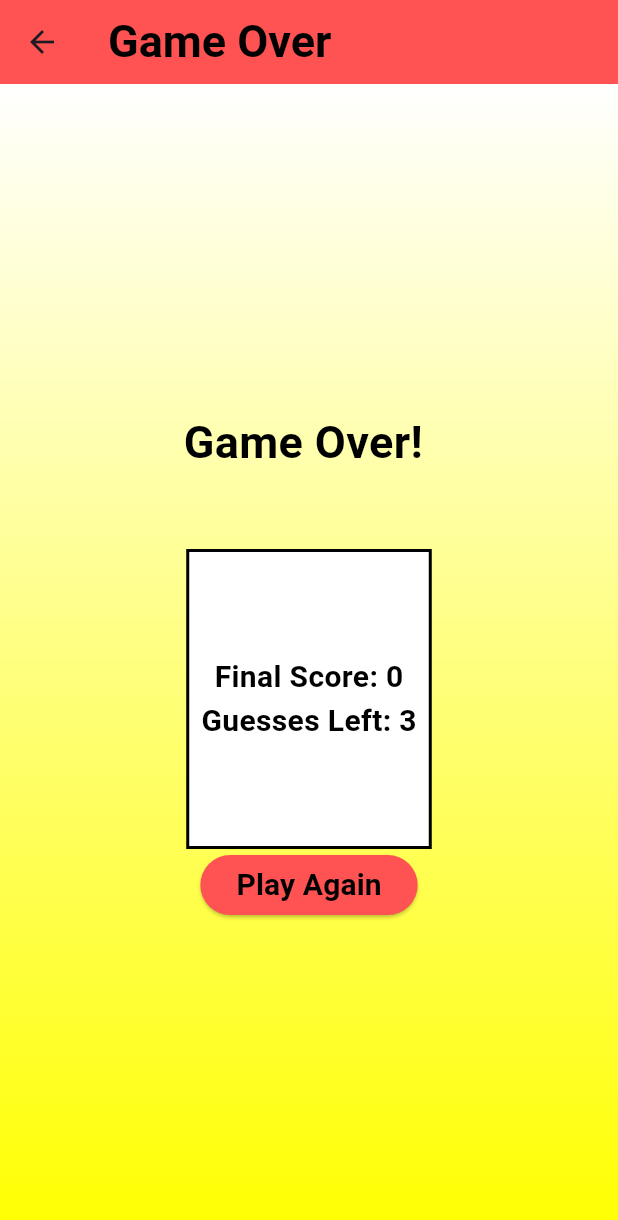
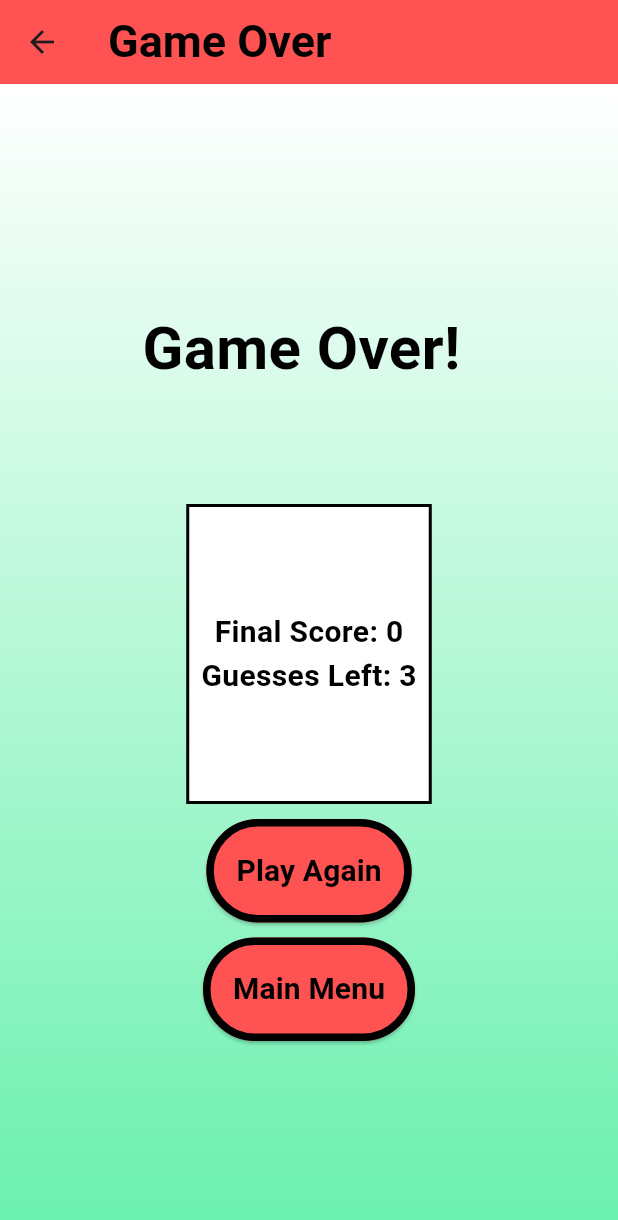
Before and after one commit to dmp6511/Perry_KnowYourFlags, a Flutter app: the GameOverPage screen opened directly, on a phone screen of 412 x 824 dp. Shown: the top 1220 px of the screen. Run offline on Flutter 3.47's test engine with Material 3 defaults, Android fonts, the phone set to English and light mode, and no system bars; network calls fail.

Commit message:
page styles

```diff
--- a/lib/game.dart
+++ b/lib/game.dart
@@ -286,7 +286,7 @@ class _GamePageState extends State<GamePage> {
                 ),
               );
             },
-            child: const Text('Game over!'),
+            child: const Text('End Game'),
           ),
 
         ],
--- a/lib/gameOver.dart
+++ b/lib/gameOver.dart
@@ -39,7 +39,7 @@ class _GameOverPageState extends State<GameOverPage> {
           gradient: LinearGradient(
             begin: Alignment.bottomCenter,
             end: Alignment.topCenter,
-            colors: [Colors.yellowAccent, Colors.white],
+            colors: [Colors.greenAccent, Colors.white],
           ),
         ),
         child: Column(
@@ -47,12 +47,12 @@ class _GameOverPageState extends State<GameOverPage> {
           children: [
             Container(
               alignment: Alignment.center,
-              height: 100,
+              height: 150,
               child: Text(
                 "Game Over! \n",
                 style: TextStyle(
                   color: Colors.black,
-                  fontSize: 30.0,
+                  fontSize: 40.0,
                   fontWeight: FontWeight.bold,
                 ),
               ),
@@ -89,6 +89,8 @@ class _GameOverPageState extends State<GameOverPage> {
                 ],
               ),
             ),
+
+            SizedBox(height: 10),
             ElevatedButton(
               onPressed: () {
                 Navigator.push(
@@ -110,9 +112,39 @@ class _GameOverPageState extends State<GameOverPage> {
                 ),
               ),
               style: ElevatedButton.styleFrom(
-                primary: Colors.redAccent,
+                padding: EdgeInsets.all(20),
+                backgroundColor: Colors.redAccent,
+                side: BorderSide(
+                  color: Colors.black,
+                  width: 5.0,
+                ),
               ),
             ),
+
+            SizedBox(height: 10),
+
+            ElevatedButton(
+              onPressed: () {
+                Navigator.pop(context);
+              },
+              child: Text(
+                'Main Menu',
+                style: TextStyle(
+                  color: Colors.black,
+                  fontSize: 20.0,
+                  fontWeight: FontWeight.bold,
+                ),
+              ),
+              style: ElevatedButton.styleFrom(
+                padding: EdgeInsets.all(20),
+                backgroundColor: Colors.redAccent,
+                side: BorderSide(
+                  color: Colors.black,
+                  width: 5.0,
+                ),
+              ),
+            ),
+
           ],
         ),
       ),
```
